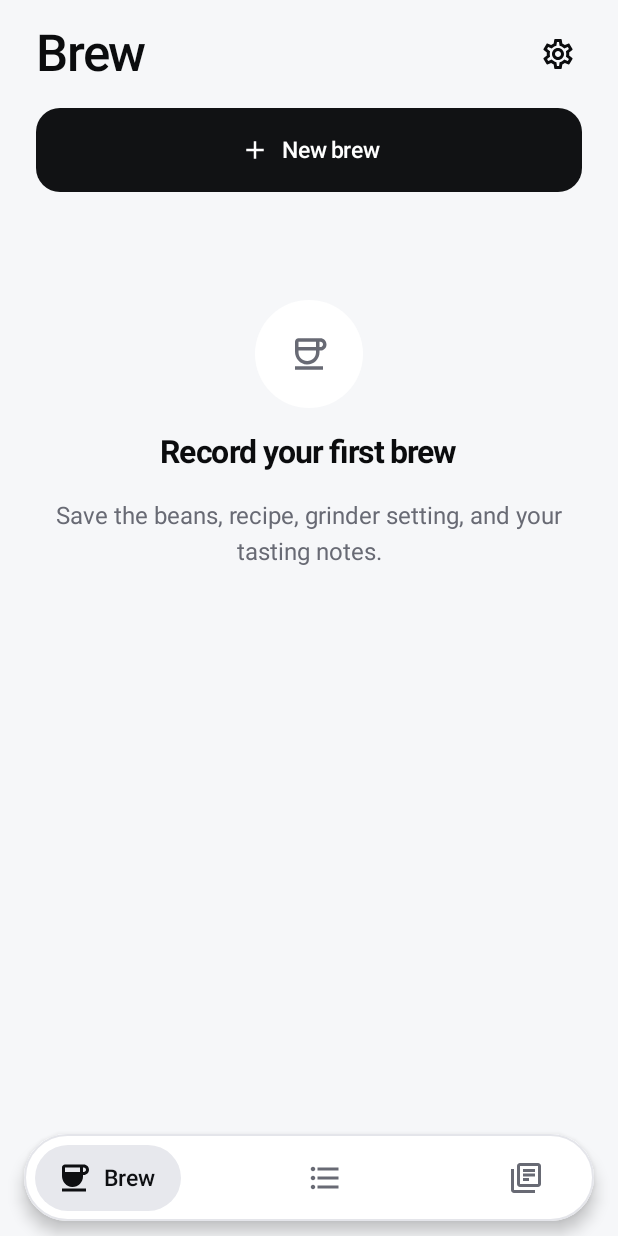
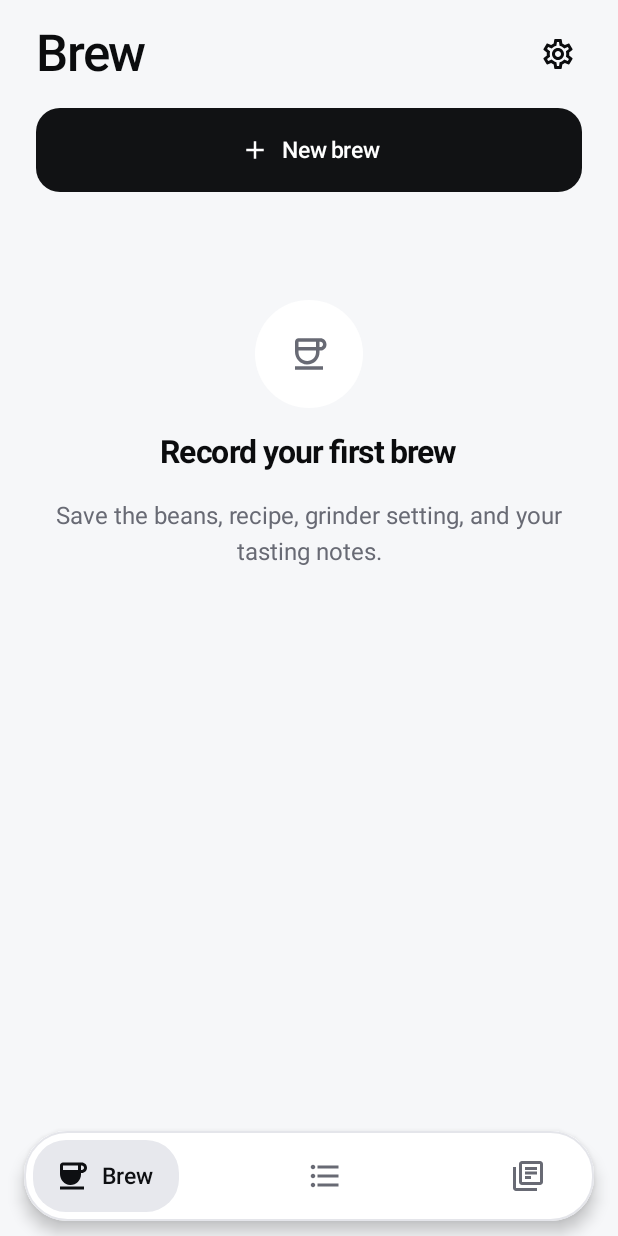
Before and after one commit to crabnuggets/brewprint, an Android app built with Jetpack Compose: the screen it shows after launch (MainActivity), on a phone screen of 412 x 824 dp. Run offline under Robolectric (Android 15) with nearby library versions, the phone set to English and light mode, and no system bars.

Commit message:
Address council round 3: Undo above footers, 48 dp tabs, chart leaders, stable Pause contrast

```diff
--- a/app/src/main/java/com/brewprint/ui/BrewTimerSheet.kt
+++ b/app/src/main/java/com/brewprint/ui/BrewTimerSheet.kt
@@ -359,7 +359,7 @@ internal fun TimerFooter(view: TimerNow, onPause: () -> Unit, onResume: () -> Un
                 FooterButton(if (view.paused) "Resume" else "Pause", if (view.paused) Icons.Outlined.PlayArrow else Icons.Outlined.Pause, modifier, filled = view.paused, onClick = if (view.paused) onResume else onPause)
                 FooterButton(skip, Icons.Outlined.SkipNext, modifier, onClick = onSkip)
             }
-            if (LocalDensity.current.fontScale >= 1.3f) Column(verticalArrangement = Arrangement.spacedBy(8.dp)) { buttons(Modifier.fillMaxWidth()) }
+            if (LocalDensity.current.fontScale >= 1.6f) Column(verticalArrangement = Arrangement.spacedBy(8.dp)) { buttons(Modifier.fillMaxWidth()) }
             else Row(horizontalArrangement = Arrangement.spacedBy(10.dp)) { buttons(Modifier.weight(1f)) }
             SoftTextButton(onClick = onFinish, modifier = Modifier.align(Alignment.CenterHorizontally)) {
                 Icon(Icons.Outlined.Flag, null, Modifier.size(18.dp)); Spacer(Modifier.width(8.dp)); Text("Finish brew")
@@ -372,8 +372,8 @@ internal fun TimerFooter(view: TimerNow, onPause: () -> Unit, onResume: () -> Un
 private fun FooterButton(text: String, icon: ImageVector, modifier: Modifier, filled: Boolean = false, onClick: () -> Unit) {
     val colors = MaterialTheme.colorScheme
     // Pause becoming Resume keeps the same button: its fill and label cross-fade instead of swapping controls.
-    val container by animateColorAsState(if (filled) colors.primary else colors.soft, tween(260), label = "fill")
-    val ink by animateColorAsState(if (filled) colors.onPrimary else colors.onSecondaryContainer, tween(260), label = "ink")
+    val container = if (filled) colors.primary else colors.soft
+    val ink = if (filled) colors.onPrimary else colors.onSecondaryContainer
     val source = remember { androidx.compose.foundation.interaction.MutableInteractionSource() }
     Button(onClick, modifier.heightIn(min = 56.dp).pressScale(source), shape = MaterialTheme.shapes.small, colors = ButtonDefaults.buttonColors(containerColor = container, contentColor = ink),
         elevation = null, contentPadding = PaddingValues(horizontal = 12.dp, vertical = 8.dp), interactionSource = source) {
--- a/app/src/main/java/com/brewprint/ui/BrewprintApp.kt
+++ b/app/src/main/java/com/brewprint/ui/BrewprintApp.kt
@@ -113,9 +113,6 @@ fun BrewprintApp(state: AppState, repository: BrewRepository, openDraftRequest:
             }
         }.onFailure { onError(it.message ?: "Couldn't delete brew.") }
     }
-    LaunchedEffect(route) {
-        if (route != null && undoJob != null) { undoJob?.cancel(); undoJob = null; pendingDeletes.clear() }
-    }
     val navVisible = route == null && !libraryEditing
     chrome.navSpace = if (navVisible) 78.dp else 0.dp
     Scaffold(
@@ -155,9 +152,10 @@ fun BrewprintApp(state: AppState, repository: BrewRepository, openDraftRequest:
             }
            }
           }
-            if (navVisible) FloatingNavigation(tab, chrome.navShown || rememberTouchExploration(), Modifier.align(Alignment.BottomCenter)) { tab = it }
+            val navShown = navVisible && (chrome.navShown || rememberTouchExploration())
+            if (navVisible) FloatingNavigation(tab, navShown, Modifier.align(Alignment.BottomCenter)) { tab = it }
             // The Undo bar moves with the navigation instead of jumping.
-            val lift by androidx.compose.animation.core.animateDpAsState(if (navVisible && chrome.navShown) 78.dp else 8.dp, tween(280), label = "snackbar")
+            val lift by androidx.compose.animation.core.animateDpAsState(if (navShown) 78.dp else if (route != null) chrome.footerSpace + 8.dp else 8.dp, tween(280), label = "snackbar")
             SnackbarHost(snackbar, Modifier.align(Alignment.BottomCenter).padding(bottom = lift).padding(horizontal = 8.dp)) {
                 // Monochrome: the action reads in the bar's own text color, set apart by weight.
                 Snackbar(it, shape = MaterialTheme.shapes.small, actionColor = MaterialTheme.colorScheme.inverseOnSurface)
@@ -556,7 +554,7 @@ private fun PlanSummary(beans: Beans, grinder: Grinder, setting: Int, recipe: Re
             val water = formatAmount(recipe.totalWater)
             val spoken = "Coffee dose $dose grams, brew ratio 1 to $ratio, total brew water $water grams. ${grinder.name}, $setting ticks."
             Column(Modifier.align(Alignment.CenterVertically).clearAndSetSemantics { contentDescription = spoken }, verticalArrangement = Arrangement.spacedBy(2.dp)) {
-                Text("$dose g · 1:$ratio · $water g", style = MaterialTheme.typography.titleMedium)
+                Text("$dose g · 1:$ratio · $water g", style = MaterialTheme.typography.titleMedium.copy(fontWeight = androidx.compose.ui.text.font.FontWeight.Medium))
                 Text("${grinder.name} · $setting ticks", color = MaterialTheme.colorScheme.onSurfaceVariant, style = MaterialTheme.typography.bodyMedium)
             }
             if (onCorrect != null) IconAction(Icons.Outlined.Tune, "Change setup", Modifier.align(Alignment.CenterVertically), onClick = onCorrect)
@@ -644,7 +642,12 @@ private fun RecordDetail(brew: BrewRecord, hasNoteEdit: Boolean, onClose: () ->
         Panel {
             Text("Beans", style = MaterialTheme.typography.titleMedium)
             Text(brew.beans.roaster)
-            listOf("Origin" to brew.beans.origin, "Variety / cultivar" to brew.beans.variety, "Processing method" to brew.beans.processing, "Expected tasting notes" to brew.beans.expectedNotes, "Bean notes" to brew.beans.notes, "Grinder reference" to brew.grinder.referenceNotes).filter { it.second.isNotBlank() }.forEach { (label, value) -> Text("$label: $value") }
+            listOf("Origin" to brew.beans.origin, "Variety / cultivar" to brew.beans.variety, "Processing method" to brew.beans.processing, "Expected tasting notes" to brew.beans.expectedNotes, "Bean notes" to brew.beans.notes, "Grinder reference" to brew.grinder.referenceNotes).filter { it.second.isNotBlank() }.forEach { (label, value) ->
+                Column(verticalArrangement = Arrangement.spacedBy(2.dp)) {
+                    Text(label, color = MaterialTheme.colorScheme.onSurfaceVariant, style = MaterialTheme.typography.bodySmall)
+                    Text(value, style = MaterialTheme.typography.bodyLarge)
+                }
+            }
         }
         SecondaryAction("Edit brew", icon = Icons.Outlined.Edit, onClick = onEdit)
         SoftTextButton(onClick = onDelete, modifier = Modifier.fillMaxWidth().heightIn(min = 48.dp)) { Icon(Icons.Outlined.Delete, null, Modifier.size(18.dp)); Spacer(Modifier.width(8.dp)); Text("Delete brew") }
--- a/app/src/main/java/com/brewprint/ui/Components.kt
+++ b/app/src/main/java/com/brewprint/ui/Components.kt
@@ -45,6 +45,7 @@ import androidx.compose.ui.draw.clip
 import androidx.compose.ui.draw.clipToBounds
 import androidx.compose.ui.draw.drawBehind
 import androidx.compose.ui.semantics.heading
+import androidx.compose.ui.semantics.clearAndSetSemantics
 import androidx.compose.ui.graphics.BlurEffect
 import androidx.compose.ui.graphics.Color
 import androidx.compose.ui.graphics.Shape
@@ -144,6 +145,8 @@ internal fun rememberTouchExploration(): Boolean {
 internal class Chrome {
     var navShown by mutableStateOf(true)
     var navSpace by mutableStateOf(0.dp)
+    /** Height of the current page's pinned footer, so the Undo bar can sit above it. */
+    var footerSpace by mutableStateOf(0.dp)
 }
 internal val LocalChrome = staticCompositionLocalOf { Chrome() }
 
@@ -176,6 +179,7 @@ fun Page(title: String, back: (() -> Unit)? = null, actions: @Composable RowScop
     val shown = headerShown || pinHeader || rememberTouchExploration()
     val offset by animateFloatAsState(if (shown) 0f else -headerHeight.toFloat(), tween(280), label = "header")
     val outlineVariant = MaterialTheme.colorScheme.outlineVariant
+    val scrolledUnder by remember(scroll) { derivedStateOf { scroll.value > headerHeight } }
     Column(Modifier.fillMaxSize().imePadding()) {
         Box(Modifier.fillMaxWidth().weight(1f).clipToBounds()) {
             val density = LocalDensity.current
@@ -187,7 +191,7 @@ fun Page(title: String, back: (() -> Unit)? = null, actions: @Composable RowScop
             Row(
                 Modifier.fillMaxWidth().onSizeChanged { headerHeight = it.height }.graphicsLayer { translationY = offset }
                     .background(MaterialTheme.colorScheme.background)
-                    .then(if (scroll.value > headerHeight) Modifier.drawBehind { drawLine(outlineVariant, androidx.compose.ui.geometry.Offset(0f, size.height), androidx.compose.ui.geometry.Offset(size.width, size.height), 1.dp.toPx()) } else Modifier)
+                    .then(if (scrolledUnder) Modifier.drawBehind { drawLine(outlineVariant, androidx.compose.ui.geometry.Offset(0f, size.height), androidx.compose.ui.geometry.Offset(size.width, size.height), 1.dp.toPx()) } else Modifier)
                     .padding(start = if (back == null) 24.dp else 8.dp, end = 16.dp, top = 12.dp, bottom = 12.dp),
                 verticalAlignment = Alignment.CenterVertically,
             ) {
@@ -197,9 +201,11 @@ fun Page(title: String, back: (() -> Unit)? = null, actions: @Composable RowScop
             }
         }
         // A hairline marks where content continues under the footer, so a cut-off line reads as scrollable.
-        val bottomPadding = with(LocalDensity.current) { 24.dp.roundToPx() }
+        val density = LocalDensity.current
+        val bottomPadding = with(density) { 24.dp.roundToPx() }
         if (footer != null && scroll.maxValue - scroll.value > bottomPadding) HorizontalDivider(color = MaterialTheme.colorScheme.outlineVariant)
-        if (footer != null) Box(Modifier.fillMaxWidth().background(MaterialTheme.colorScheme.background).padding(horizontal = 24.dp, vertical = 12.dp).animateContentSize(tween(300))) { footer() }
+        if (footer != null) Box(Modifier.fillMaxWidth().onSizeChanged { chrome.footerSpace = with(density) { it.height.toDp() } }.background(MaterialTheme.colorScheme.background).padding(horizontal = 24.dp, vertical = 12.dp).animateContentSize(tween(300))) { footer() }
+        else LaunchedEffect(Unit) { chrome.footerSpace = 0.dp }
     }
 }
 
@@ -213,7 +219,7 @@ internal fun FloatingNavigation(selectedTab: String, shown: Boolean, modifier: M
             border = BorderStroke(1.dp, MaterialTheme.colorScheme.outlineVariant),
             shadowElevation = 6.dp,
         ) {
-            Row(Modifier.fillMaxWidth().height(58.dp).selectableGroup().padding(horizontal = 7.dp), horizontalArrangement = Arrangement.SpaceBetween, verticalAlignment = Alignment.CenterVertically) {
+            Row(Modifier.fillMaxWidth().height(60.dp).selectableGroup().padding(horizontal = 6.dp), horizontalArrangement = Arrangement.SpaceBetween, verticalAlignment = Alignment.CenterVertically) {
                 listOf("Brew", "History", "Library").forEach { destination ->
                     val selected = destination == selectedTab
                     // The selected destination shows its name beside its icon; the others keep their names for screen readers.
@@ -222,7 +228,7 @@ internal fun FloatingNavigation(selectedTab: String, shown: Boolean, modifier: M
                             .background(if (selected) MaterialTheme.colorScheme.soft else Color.Transparent)
                             .selectable(selected = selected, role = Role.Tab, onClick = { onSelect(destination) })
                             .semantics { if (!selected) text = AnnotatedString(destination) }
-                            .heightIn(min = 44.dp).widthIn(min = 76.dp)
+                            .heightIn(min = 48.dp).widthIn(min = 76.dp)
                             .animateContentSize(tween(280))
                             .padding(start = if (selected) 14.dp else 0.dp, end = if (selected) 18.dp else 0.dp),
                         horizontalArrangement = Arrangement.spacedBy(8.dp, Alignment.CenterHorizontally),
@@ -333,7 +339,8 @@ internal fun <T, K> BlurSwap(value: T, key: (T) -> K, modifier: Modifier = Modif
         transitionSpec = { fadeIn(tween(240, delayMillis = 60)) togetherWith fadeOut(tween(150)) using SizeTransform(clip = false) { _, _ -> androidx.compose.animation.core.snap() } },
     ) { shown ->
         val blur by transition.animateFloat({ tween(if (targetState == EnterExitState.Visible) 340 else 150) }, label = "blur") { if (it == EnterExitState.Visible) 0f else 10f }
-        Box(Modifier.graphicsLayer {
+        val leaving = transition.targetState == EnterExitState.PostExit
+        Box((if (leaving) Modifier.clearAndSetSemantics { } else Modifier).graphicsLayer {
             if (Build.VERSION.SDK_INT >= Build.VERSION_CODES.S && blur > .05f) renderEffect = BlurEffect(blur.dp.toPx(), blur.dp.toPx(), TileMode.Decal)
         }) { content(shown) }
     }
--- a/app/src/main/java/com/brewprint/ui/RecipeEditor.kt
+++ b/app/src/main/java/com/brewprint/ui/RecipeEditor.kt
@@ -7,6 +7,7 @@ import androidx.compose.foundation.relocation.BringIntoViewRequester
 import androidx.compose.foundation.relocation.bringIntoViewRequester
 import androidx.compose.material.icons.Icons
 import androidx.compose.material.icons.outlined.ArrowDownward
+import androidx.compose.material.icons.outlined.Check
 import androidx.compose.material.icons.outlined.ArrowUpward
 import androidx.compose.material.icons.outlined.DragIndicator
 import androidx.compose.material3.*
@@ -220,10 +221,10 @@ fun RecipeEditor(initial: Recipe?, onSave: (Recipe) -> Boolean, onBack: () -> Un
         }
         Text("Scheduled pours end at ${formatDuration(schedule.last())}", style = MaterialTheme.typography.bodyMedium)
         LibraryField(notes, { notes = it }, "Preparation notes, optional", multiline = true)
-        Button(shape = MaterialTheme.shapes.small, enabled = valid, onClick = {
+        PrimaryAction("Save recipe", enabled = valid, icon = Icons.Outlined.Check) {
             val recipe = original.copy(id = id, name = name.trim(), dose = doseValue!!, ratio = ratioValue!!, notes = notes, pulses = pulses.mapIndexed { index, pulse -> Pulse(pulse.label, pulse.water.toDouble(), pulse.pour.toInt(), if (index == pulses.lastIndex) 0 else pulse.wait.toInt()) })
             if (onSave(recipe)) onBack()
-        }, modifier = Modifier.fillMaxWidth().heightIn(min = 52.dp)) { Text("Save recipe") }
+        }
     }
     DiscardLibraryDialog(discard, { discard = false }, onBack)
 }
```
Also changed, not shown: app/src/main/java/com/brewprint/ui/LibraryScreen.kt (+5 -4 lines), app/src/main/java/com/brewprint/ui/ScaleViews.kt (+7 -3 lines), 1 other file.
